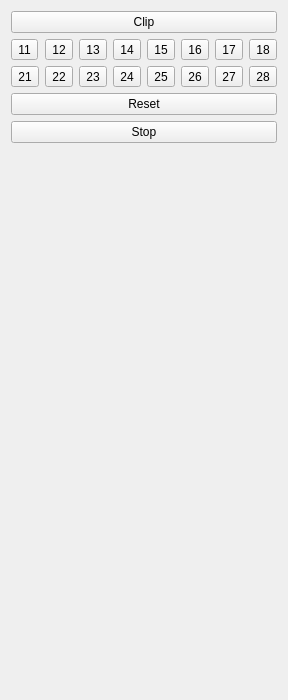
Qt form src/QOrthodonticsContourControllerWidget.ui (wuzhuobin/Orthodontics) before a commit.
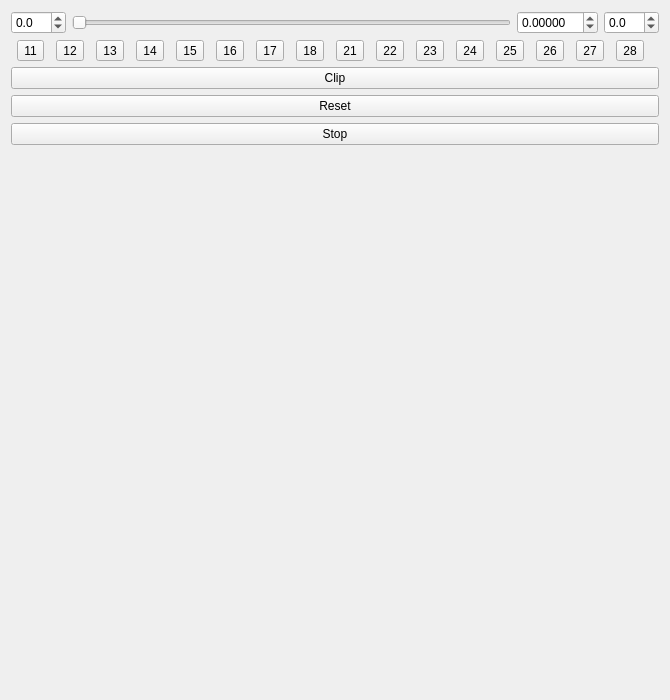
The same form after that commit.

Commit message: Add widgets for contour generating

Diff of the .ui file:
```diff
--- a/src/QOrthodonticsContourControllerWidget.ui
+++ b/src/QOrthodonticsContourControllerWidget.ui
@@ -6,7 +6,7 @@
    <rect>
     <x>0</x>
     <y>0</y>
-    <width>262</width>
+    <width>670</width>
     <height>700</height>
    </rect>
   </property>
@@ -15,11 +15,63 @@
   </property>
   <layout class="QVBoxLayout" name="verticalLayout">
    <item>
-    <widget class="QPushButton" name="pushButtonClip">
-     <property name="text">
-      <string>Clip</string>
-     </property>
-    </widget>
+    <layout class="QHBoxLayout" name="horizontalLayout">
+     <item>
+      <widget class="QDoubleSpinBox" name="doubleSpinBoxLowerRange">
+       <property name="decimals">
+        <number>1</number>
+       </property>
+       <property name="minimum">
+        <double>-99.000000000000000</double>
+       </property>
+       <property name="maximum">
+        <double>99.000000000000000</double>
+       </property>
+       <property name="value">
+        <double>0.000000000000000</double>
+       </property>
+      </widget>
+     </item>
+     <item>
+      <widget class="QSlider" name="horizontalSliderLowerThreshold">
+       <property name="orientation">
+        <enum>Qt::Horizontal</enum>
+       </property>
+      </widget>
+     </item>
+     <item>
+      <widget class="QDoubleSpinBox" name="doubleSpinBoxLowerThreshold">
+       <property name="decimals">
+        <number>5</number>
+       </property>
+       <property name="minimum">
+        <double>-99.000000000000000</double>
+       </property>
+       <property name="singleStep">
+        <double>0.001000000000000</double>
+       </property>
+      </widget>
+     </item>
+     <item>
+      <widget class="QDoubleSpinBox" name="doubleSpinBoxUpperRange">
+       <property name="decimals">
+        <number>1</number>
+       </property>
+       <property name="minimum">
+        <double>-99.000000000000000</double>
+       </property>
+       <property name="maximum">
+        <double>99.000000000000000</double>
+       </property>
+       <property name="singleStep">
+        <double>1.000000000000000</double>
+       </property>
+       <property name="value">
+        <double>0.000000000000000</double>
+       </property>
+      </widget>
+     </item>
+    </layout>
    </item>
    <item>
     <layout class="QGridLayout" name="gridLayout">
@@ -151,7 +203,7 @@
        </attribute>
       </widget>
      </item>
-     <item row="1" column="0">
+     <item row="0" column="8">
       <widget class="QToolButton" name="toolButtonContour21">
        <property name="enabled">
         <bool>true</bool>
@@ -167,7 +219,7 @@
        </attribute>
       </widget>
      </item>
-     <item row="1" column="1">
+     <item row="0" column="9">
       <widget class="QToolButton" name="toolButtonContour22">
        <property name="enabled">
         <bool>true</bool>
@@ -183,7 +235,7 @@
        </attribute>
       </widget>
      </item>
-     <item row="1" column="2">
+     <item row="0" column="10">
       <widget class="QToolButton" name="toolButtonContour23">
        <property name="enabled">
         <bool>true</bool>
@@ -199,7 +251,7 @@
        </attribute>
       </widget>
      </item>
-     <item row="1" column="3">
+     <item row="0" column="11">
       <widget class="QToolButton" name="toolButtonContour24">
        <property name="enabled">
         <bool>true</bool>
@@ -215,7 +267,7 @@
        </attribute>
       </widget>
      </item>
-     <item row="1" column="4">
+     <item row="0" column="12">
       <widget class="QToolButton" name="toolButtonContour25">
        <property name="enabled">
         <bool>true</bool>
@@ -231,7 +283,7 @@
        </attribute>
       </widget>
      </item>
-     <item row="1" column="5">
+     <item row="0" column="13">
       <widget class="QToolButton" name="toolButtonContour26">
        <property name="enabled">
         <bool>true</bool>
@@ -247,7 +299,7 @@
        </attribute>
       </widget>
      </item>
-     <item row="1" column="6">
+     <item row="0" column="14">
       <widget class="QToolButton" name="toolButtonContour27">
        <property name="enabled">
         <bool>true</bool>
@@ -263,7 +315,7 @@
        </attribute>
       </widget>
      </item>
-     <item row="1" column="7">
+     <item row="0" column="15">
       <widget class="QToolButton" name="toolButtonContour28">
        <property name="enabled">
         <bool>true</bool>
@@ -281,6 +333,13 @@
      </item>
     </layout>
    </item>
+   <item>
+    <widget class="QPushButton" name="pushButtonClip">
+     <property name="text">
+      <string>Clip</string>
+     </property>
+    </widget>
+   </item>
    <item>
     <widget class="QPushButton" name="pushButton">
      <property name="text">
```
The commit also changes 3 other files.
